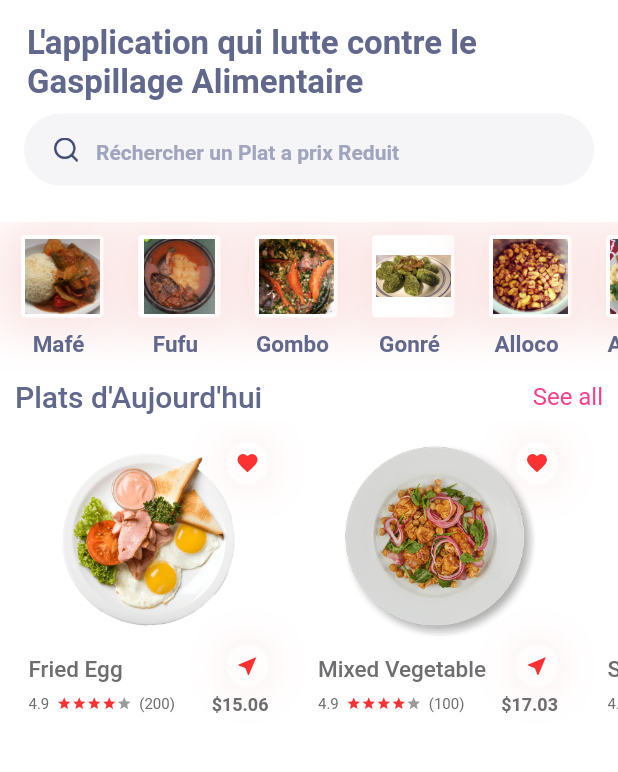
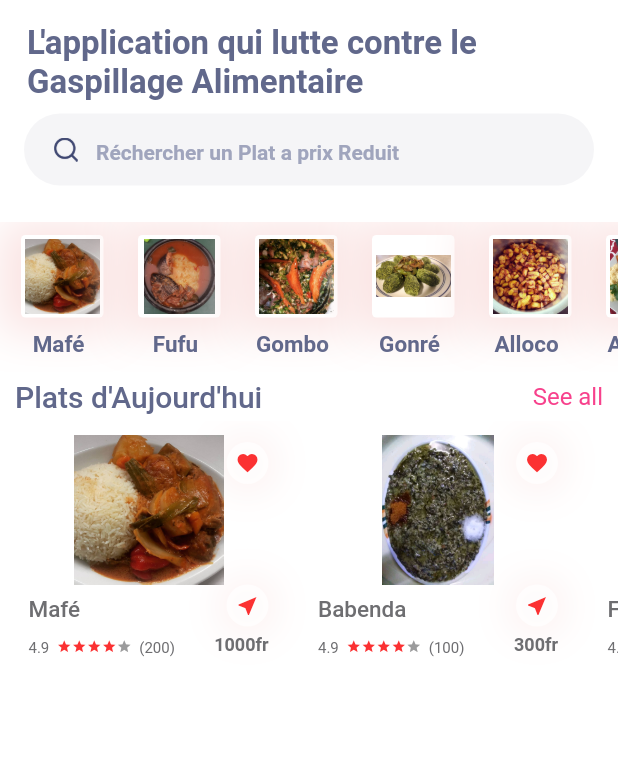
Before and after one commit to lordvins226/tic_tac_app, a Flutter app: the HomePage screen opened directly, on a phone screen of 412 x 824 dp, the part 203-975 px from its top. Run offline on Flutter 3.47's test engine with Material 2 defaults, Android fonts, the phone set to English and light mode, and no system bars; our stand-ins replace cloud_firestore, email_validator, firebase_auth, font_awesome_flutter, geolocator, get_it and 5 more; missing offline and left inert: barcode_scan; accounts and stored records are empty.

Commit message:
:up: update: update views and widgets

```diff
--- a/lib/main.dart
+++ b/lib/main.dart
@@ -2,10 +2,12 @@ import 'package:flutter/material.dart';
 import 'package:flutter/services.dart';
 import 'package:provider/provider.dart';
 import 'package:tic_tac_app/service_locator.dart';
+import 'package:tic_tac_app/ui/views/FoodOrderPage.dart';
 import 'package:tic_tac_app/ui/views/login.dart';
 import 'package:tic_tac_app/ui/views/profile.dart';
 import 'package:tic_tac_app/ui/views/qr.dart';
 import 'package:tic_tac_app/ui/views/register.dart';
+import 'package:tic_tac_app/ui/views/welcome.dart';
 import 'package:tic_tac_app/ui/widgets/bottom_bar.dart';
 import 'package:tic_tac_app/utils/lifecycle_manager.dart';
 
@@ -37,10 +39,11 @@ class MyApp extends StatelessWidget {
           "/Login": (_) => LoginPage(),
           "/Register": (_) => RegisterPage(),
           "/Profile": (_) => ProfilePage(),
+          "/Cart": (_) => FoodOrderPage()
         },
         home:  Consumer<Auth>(
           builder: (context, notifier, child) {
-            return notifier.user != null ? MyHomePage() : LoginPage();
+            return notifier.user != null ? MyHomePage() : WelcomePage();
           },
         ),
         theme: ThemeData(
--- a/lib/ui/views/home.dart
+++ b/lib/ui/views/home.dart
@@ -97,7 +97,7 @@ _buildHeader(BuildContext context) {
         ),
         GestureDetector(
             onTap: () {
-              Navigator.pushReplacementNamed(context, "/Profile");
+              Navigator.pushReplacementNamed(context, "/Cart");
             },
             child: Icon(FontAwesomeIcons.shoppingBag,size: 20,)),
       ],
--- a/lib/ui/widgets/popular_food.dart
+++ b/lib/ui/widgets/popular_food.dart
@@ -109,11 +109,11 @@ class PopularFoodTiles extends StatelessWidget {
                             alignment: Alignment.centerLeft,
                             child: Center(
                                 child: Image.asset(
-                                  'assets/images/popular_foods/' +
+                                  'assets/images/topmenu/' +
                                       imageUrl +
-                                      ".png",
-                                  width: 130,
-                                  height: 140,
+                                      ".jpg",
+                                  width: 100,
+                                  height: 100,
                                 )),
                           )
                         ],
@@ -215,12 +215,14 @@ class PopularFoodTiles extends StatelessWidget {
                           ),
                           Container(
                             alignment: Alignment.bottomLeft,
-                            padding: EdgeInsets.only(left: 5, top: 5, right: 5),
-                            child: Text('\$' + price,
-                                style: TextStyle(
-                                    color: Color(0xFF6e6e71),
-                                    fontSize: 12,
-                                    fontWeight: FontWeight.w600)),
+                            padding: EdgeInsets.all(5),
+                            child: Center(
+                              child: Text(price,
+                                  style: TextStyle(
+                                      color: Color(0xFF6e6e71),
+                                      fontSize: 12,
+                                      fontWeight: FontWeight.w600)),
+                            ),
                           )
                         ],
                       )
@@ -267,67 +269,39 @@ class PopularFoodItems extends StatelessWidget {
       scrollDirection: Axis.horizontal,
       children: <Widget>[
         PopularFoodTiles(
-            name: "Fried Egg",
-            imageUrl: "ic_popular_food_1",
+            name: "Mafé",
+            imageUrl: "mafe",
             rating: '4.9',
             numberOfRating: '200',
-            price: '15.06',
+            price: '1000fr',
             slug: "fried_egg"),
         PopularFoodTiles(
-            name: "Mixed Vegetable",
-            imageUrl: "ic_popular_food_3",
+            name: "Babenda",
+            imageUrl: "babenda",
             rating: "4.9",
             numberOfRating: "100",
-            price: "17.03",
+            price: "300fr",
             slug: ""),
         PopularFoodTiles(
-            name: "Salad With Chicken",
-            imageUrl: "ic_popular_food_4",
+            name: "Fufu",
+            imageUrl: "fufu",
             rating: "4.0",
             numberOfRating: "50",
-            price: "11.00",
+            price: "1500fr",
             slug: ""),
         PopularFoodTiles(
-            name: "Mixed Salad",
-            imageUrl: "ic_popular_food_5",
-            rating: "4.00",
+            name: "Gombo",
+            imageUrl: "gombo",
+            rating: "4.3",
             numberOfRating: "100",
-            price: "11.10",
+            price: "500fr",
             slug: ""),
         PopularFoodTiles(
-            name: "Red meat,Salad",
-            imageUrl: "ic_popular_food_2",
-            rating: "4.6",
-            numberOfRating: "150",
-            price: "12.00",
-            slug: ""),
-        PopularFoodTiles(
-            name: "Mixed Salad",
-            imageUrl: "ic_popular_food_5",
-            rating: "4.00",
+            name: "Attiéké",
+            imageUrl: "attieke",
+            rating: "4.5",
             numberOfRating: "100",
-            price: "11.10",
-            slug: ""),
-        PopularFoodTiles(
-            name: "Potato,Meat fry",
-            imageUrl: "ic_popular_food_6",
-            rating: "4.2",
-            numberOfRating: "70",
-            price: "23.0",
-            slug: ""),
-        PopularFoodTiles(
-            name: "Fried Egg",
-            imageUrl: "ic_popular_food_1",
-            rating: '4.9',
-            numberOfRating: '200',
-            price: '15.06',
-            slug: "fried_egg"),
-        PopularFoodTiles(
-            name: "Red meat,Salad",
-            imageUrl: "ic_popular_food_2",
-            rating: "4.6",
-            numberOfRating: "150",
-            price: "12.00",
+            price: "500fr",
             slug: ""),
       ],
     );
```
Also changed, not shown: lib/ui/views/FoodOrderPage.dart (+27 -24 lines), lib/ui/views/map.dart (+14 -12 lines), lib/ui/views/profile.dart (+51 -4 lines), lib/ui/views/qr.dart (+19 -7 lines), lib/ui/views/welcome.dart (+43 -10 lines).
